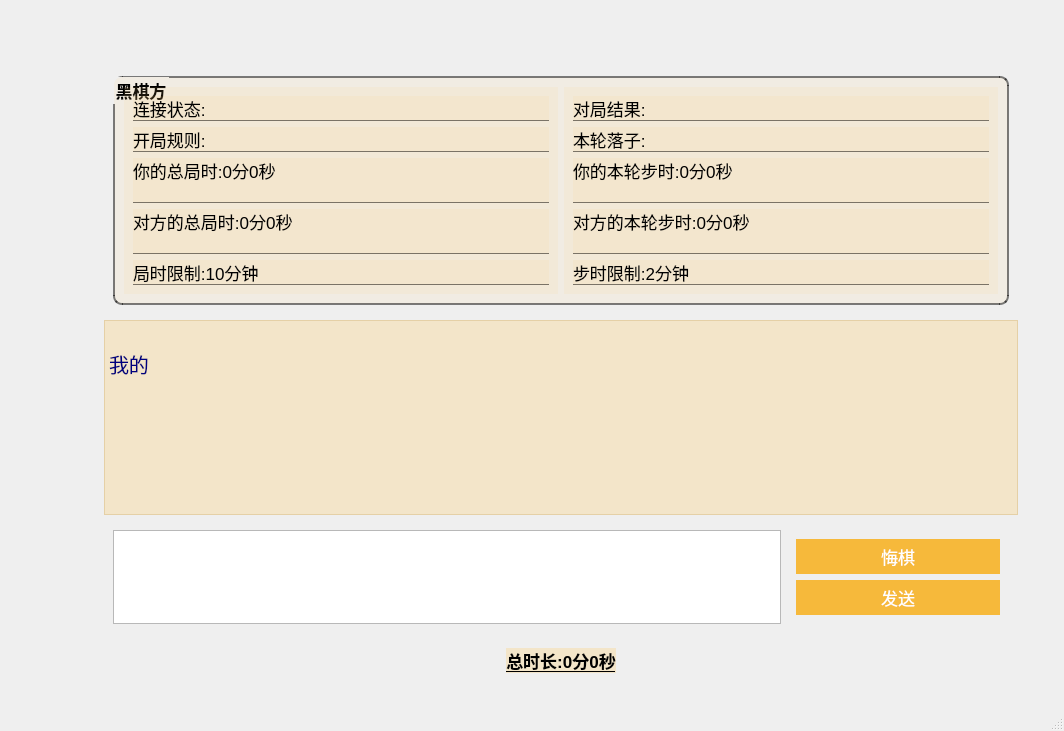
Old version of the form chessboard_remote_pvp.ui in the repository lgb666666661/Gobang.
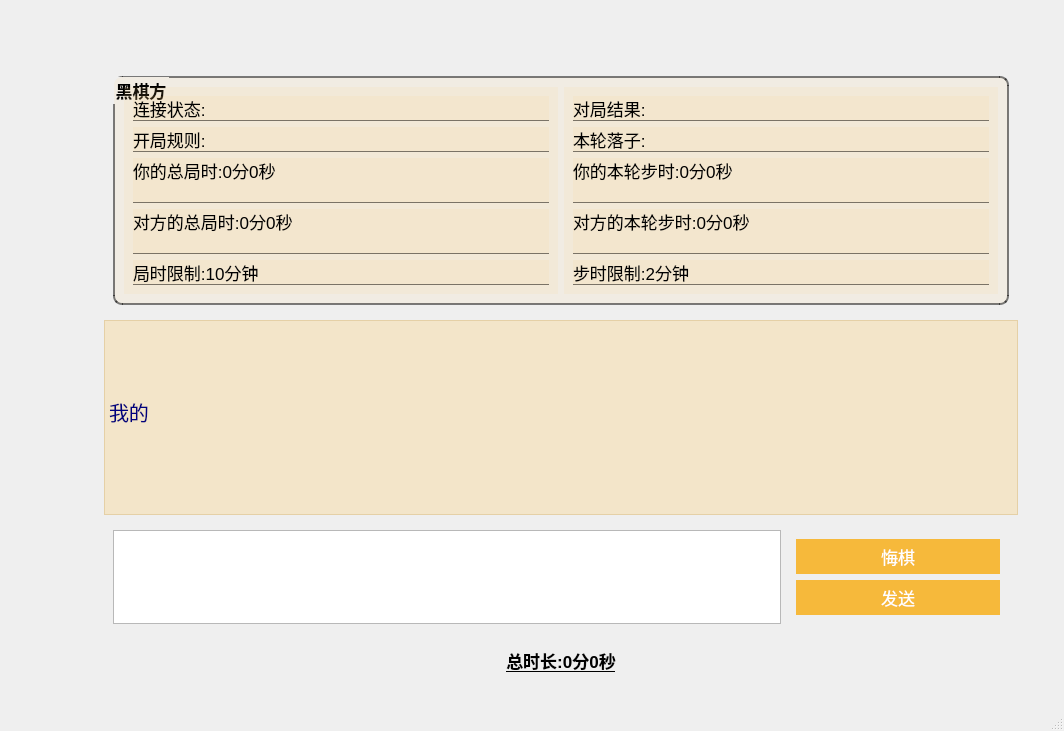
New version of the form.

```diff
--- a/chessboard_remote_pvp.ui
+++ b/chessboard_remote_pvp.ui
@@ -417,12 +417,24 @@
                                                     </string>
             </property>
             <property name="html">
-             <string>&lt;!DOCTYPE HTML PUBLIC &quot;-//W3C//DTD HTML 4.0//EN&quot; &quot;http://www.w3.org/TR/REC-html40/strict.dtd&quot;&gt;
-&lt;html&gt;&lt;head&gt;&lt;meta name=&quot;qrichtext&quot; content=&quot;1&quot; /&gt;&lt;meta charset=&quot;utf-8&quot; /&gt;&lt;style type=&quot;text/css&quot;&gt;
-p, li { white-space: pre-wrap; }
-&lt;/style&gt;&lt;/head&gt;&lt;body style=&quot; font-family:'Microsoft YaHei UI'; font-size:20px; font-weight:400; font-style:normal;&quot;&gt;
-&lt;p style=&quot; margin-top:0px; margin-bottom:0px; margin-left:0px; margin-right:0px; -qt-block-indent:0; text-indent:0px;&quot;&gt;&lt;span style=&quot; font-size:20px;&quot;&gt;                                                        &lt;/span&gt;&lt;/p&gt;
-&lt;p style=&quot; margin-top:0px; margin-bottom:0px; margin-left:0px; margin-right:0px; -qt-block-indent:0; text-indent:0px;&quot;&gt;&lt;span style=&quot; font-size:20px;&quot;&gt;我的&lt;/span&gt;                                                    &lt;/p&gt;&lt;/body&gt;&lt;/html&gt;</string>
+                                                    <string>&lt;!DOCTYPE HTML PUBLIC &quot;-//W3C//DTD HTML 4.0//EN&quot;
+                                                        &quot;http://www.w3.org/TR/REC-html40/strict.dtd&quot;&gt;
+                                                        &lt;html&gt;&lt;head&gt;&lt;meta name=&quot;qrichtext&quot;
+                                                        content=&quot;1&quot; /&gt;&lt;meta charset=&quot;utf-8&quot; /&gt;&lt;style
+                                                        type=&quot;text/css&quot;&gt;
+                                                        p, li { white-space: pre-wrap; }
+                                                        &lt;/style&gt;&lt;/head&gt;&lt;body style=&quot;
+                                                        font-family:'Microsoft YaHei UI'; font-size:20px;
+                                                        font-weight:400; font-style:normal;&quot;&gt;
+                                                        &lt;p style=&quot; margin-top:0px; margin-bottom:0px;
+                                                        margin-left:0px; margin-right:0px; -qt-block-indent:0;
+                                                        text-indent:0px;&quot;&gt;&lt;span style=&quot; font-size:20px;&quot;&gt;
+                                                        &lt;/span&gt;&lt;/p&gt;
+                                                        &lt;p style=&quot; margin-top:0px; margin-bottom:0px;
+                                                        margin-left:0px; margin-right:0px; -qt-block-indent:0;
+                                                        text-indent:0px;&quot;&gt;&lt;span style=&quot; font-size:20px;&quot;&gt;我的&lt;/span&gt;
+                                                        &lt;/p&gt;&lt;/body&gt;&lt;/html&gt;
+                                                    </string>
             </property>
            </widget>
           </item>
@@ -490,7 +502,8 @@
                 </font>
                </property>
                <property name="styleSheet">
-                <string notr="true">background-color: rgba(253, 203,110, 0.3);
+                                                                <string notr="true">background-color: rgba(253, 203,110,
+                                                                    0.3);
                                                                 </string>
                </property>
                <property name="text">
```
Left out of the diff: 33 changed lines with no effect on the pictures. Lines whose indentation alone changed are shown as unchanged.
